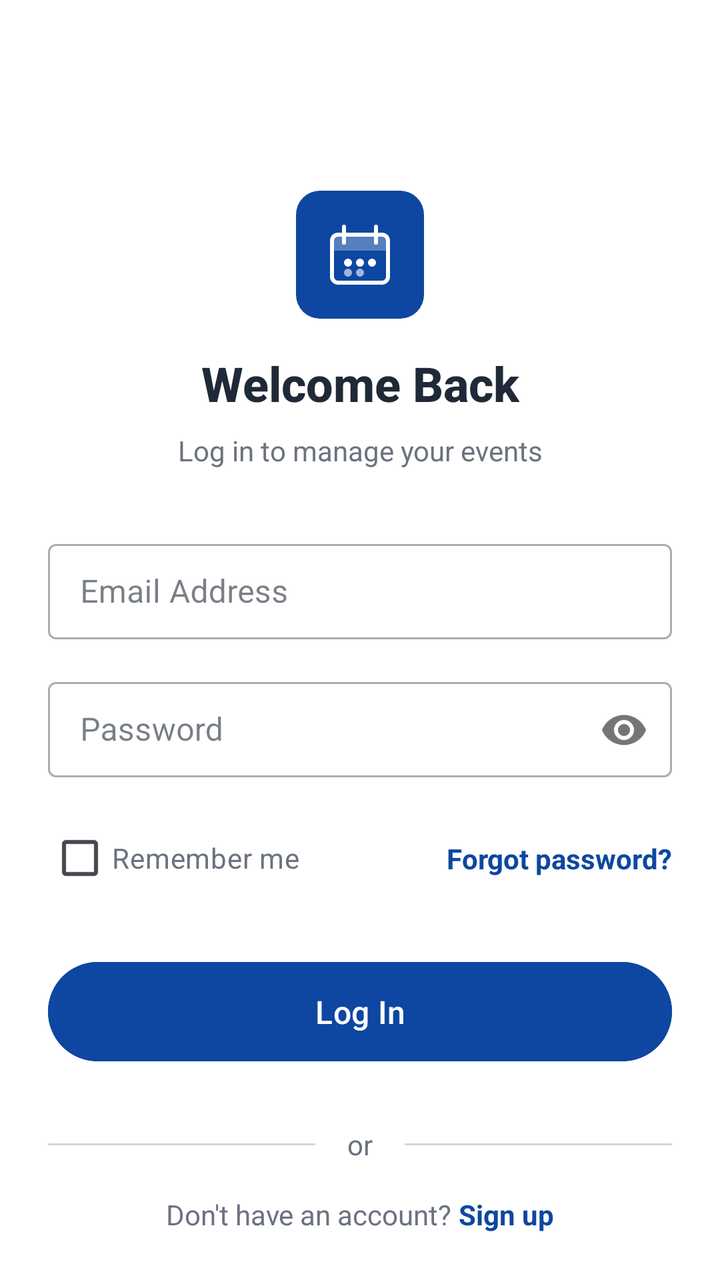
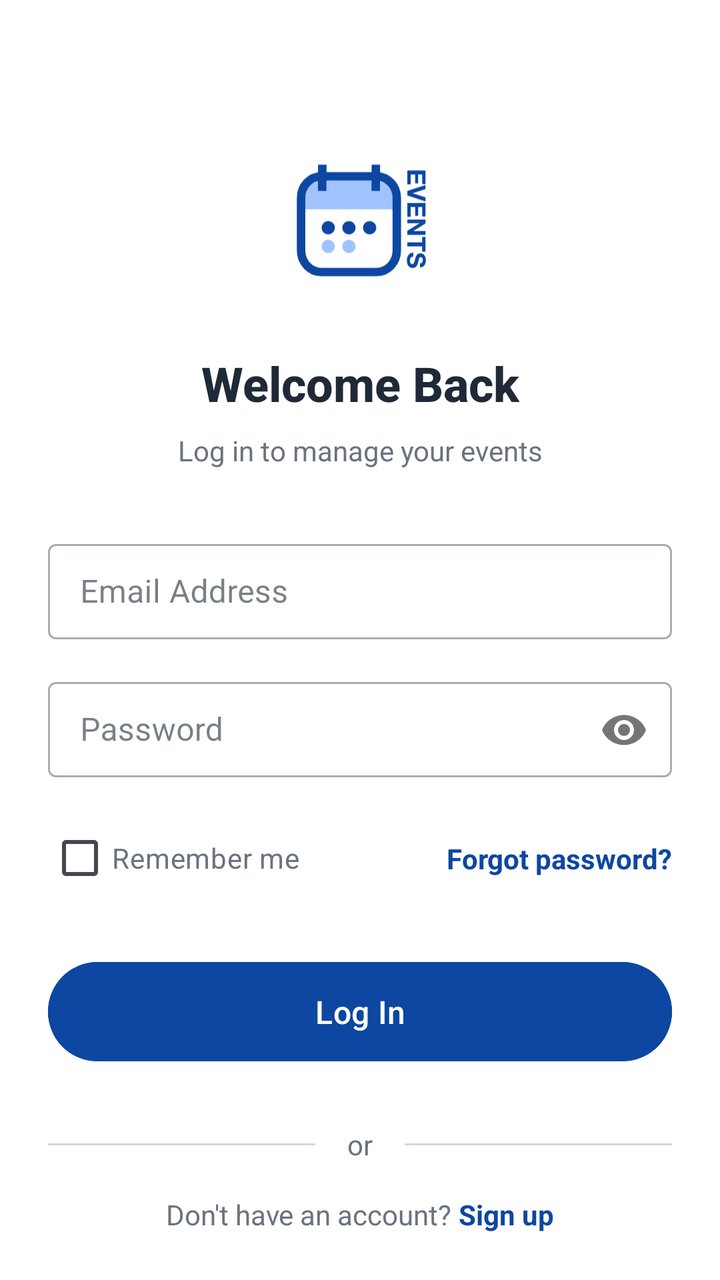

Screens rendered from an Android XML layout before and after an edit, with the pre-edit source and the edit as a unified diff.
<!-- AndroidManifest.xml: application theme Theme.Events -->
<!-- res/layout/activity_login.xml -->
<?xml version="1.0" encoding="utf-8"?>
<androidx.constraintlayout.widget.ConstraintLayout xmlns:android="http://schemas.android.com/apk/res/android"
    xmlns:app="http://schemas.android.com/apk/res-auto"
    xmlns:tools="http://schemas.android.com/tools"
    android:layout_width="match_parent"
    android:layout_height="match_parent"
    android:background="@android:color/white"
    android:padding="24dp"
    tools:context=".LoginActivity">

    
    <ImageView
        android:id="@+id/logoImageView"
        android:layout_width="64dp"
        android:layout_height="64dp"
        android:layout_marginBottom="16dp"
        android:background="@drawable/logo_background"
        android:padding="14dp"
        app:layout_constraintBottom_toTopOf="@+id/titleTextView"
        app:layout_constraintEnd_toEndOf="parent"
        app:layout_constraintStart_toStartOf="parent"
        app:srcCompat="@drawable/ic_final_events_logo"
        app:tint="@android:color/white"
        android:contentDescription="App Logo" />

    
    <TextView
        android:id="@+id/titleTextView"
        android:layout_width="wrap_content"
        android:layout_height="wrap_content"
        android:layout_marginBottom="8dp"
        android:fontFamily="sans-serif-medium"
        android:text="Welcome Back"
        android:textColor="#1F2937"
        android:textSize="24sp"
        android:textStyle="bold"
        app:layout_constraintBottom_toTopOf="@+id/subtitleTextView"
        app:layout_constraintEnd_toEndOf="parent"
        app:layout_constraintStart_toStartOf="parent" />

    
    <TextView
        android:id="@+id/subtitleTextView"
        android:layout_width="wrap_content"
        android:layout_height="wrap_content"
        android:layout_marginBottom="32dp"
        android:text="Log in to manage your events"
        android:textColor="#6B7280"
        android:textSize="14sp"
        app:layout_constraintBottom_toTopOf="@+id/emailInputLayout"
        app:layout_constraintEnd_toEndOf="parent"
        app:layout_constraintStart_toStartOf="parent" />

    
    <com.google.android.material.textfield.TextInputLayout
        android:id="@+id/emailInputLayout"
        style="@style/Widget.MaterialComponents.TextInputLayout.OutlinedBox.Dense"
        android:layout_width="0dp"
        android:layout_height="wrap_content"
        android:hint="Email Address"
        app:layout_constraintBottom_toBottomOf="parent"
        app:layout_constraintEnd_toEndOf="parent"
        app:layout_constraintStart_toStartOf="parent"
        app:layout_constraintTop_toTopOf="parent"
        app:layout_constraintVertical_bias="0.45">

        <com.google.android.material.textfield.TextInputEditText
            android:id="@+id/emailEditText"
            android:layout_width="match_parent"
            android:layout_height="wrap_content"
            android:importantForAutofill="no"
            android:inputType="textVisiblePassword|textNoSuggestions"
            tools:ignore="LabelFor" />
        

    </com.google.android.material.textfield.TextInputLayout>

    
    <com.google.android.material.textfield.TextInputLayout
        android:id="@+id/passwordInputLayout"
        style="@style/Widget.MaterialComponents.TextInputLayout.OutlinedBox.Dense"
        android:layout_width="0dp"
        android:layout_height="wrap_content"
        android:layout_marginTop="16dp"
        android:hint="Password"
        app:layout_constraintEnd_toEndOf="parent"
        app:layout_constraintStart_toStartOf="parent"
        app:layout_constraintTop_toBottomOf="@+id/emailInputLayout"
        app:passwordToggleEnabled="true">

        <com.google.android.material.textfield.TextInputEditText
            android:id="@+id/passwordEditText"
            android:layout_width="match_parent"
            android:layout_height="wrap_content"
            android:inputType="textPassword"
            tools:ignore="LabelFor" />

    </com.google.android.material.textfield.TextInputLayout>

    
    <CheckBox
        android:id="@+id/rememberMeCheckBox"
        android:layout_width="wrap_content"
        android:layout_height="wrap_content"
        android:layout_marginTop="16dp"
        android:text="Remember me"
        android:textColor="#6B7280"
        app:layout_constraintStart_toStartOf="parent"
        app:layout_constraintTop_toBottomOf="@+id/passwordInputLayout" />

    
    <TextView
        android:id="@+id/forgotPasswordTextView"
        android:layout_width="wrap_content"
        android:layout_height="wrap_content"
        android:text="Forgot password?"
        android:textColor="@color/app_primary_blue"
        android:textStyle="bold"
        app:layout_constraintBottom_toBottomOf="@+id/rememberMeCheckBox"
        app:layout_constraintEnd_toEndOf="parent"
        app:layout_constraintTop_toTopOf="@+id/rememberMeCheckBox" />

    
    <Button
        android:id="@+id/loginButton"
        android:layout_width="0dp"
        android:layout_height="wrap_content"
        android:layout_marginTop="24dp"
        android:backgroundTint="@color/app_primary_blue"
        android:paddingTop="14dp"
        android:paddingBottom="14dp"
        android:text="Log In"
        android:textAllCaps="false"
        android:textColor="@android:color/white"
        android:textSize="16sp"
        app:cornerRadius="28dp"
        app:layout_constraintEnd_toEndOf="parent"
        app:layout_constraintStart_toStartOf="parent"
        app:layout_constraintTop_toBottomOf="@+id/rememberMeCheckBox" />

    
    <ProgressBar
        android:id="@+id/progressBar"
        style="?android:attr/progressBarStyle"
        android:layout_width="wrap_content"
        android:layout_height="wrap_content"
        android:elevation="8dp"
        android:indeterminateTint="@color/white"
        android:visibility="gone"
        app:layout_constraintBottom_toBottomOf="@+id/loginButton"
        app:layout_constraintEnd_toEndOf="@+id/loginButton"
        app:layout_constraintStart_toStartOf="@+id/loginButton"
        app:layout_constraintTop_toTopOf="@+id/loginButton"
        tools:visibility="visible" />

    
    <TextView
        android:id="@+id/dividerTextView"
        android:layout_width="wrap_content"
        android:layout_height="wrap_content"
        android:layout_marginTop="28dp"
        android:text="or"
        android:textColor="#6B7280"
        app:layout_constraintEnd_toEndOf="parent"
        app:layout_constraintStart_toStartOf="parent"
        app:layout_constraintTop_toBottomOf="@+id/loginButton" />
    <View
        android:layout_width="0dp"
        android:layout_height="1dp"
        android:layout_marginEnd="16dp"
        android:background="#D1D5DB"
        app:layout_constraintBottom_toBottomOf="@+id/dividerTextView"
        app:layout_constraintEnd_toStartOf="@+id/dividerTextView"
        app:layout_constraintStart_toStartOf="parent"
        app:layout_constraintTop_toTopOf="@+id/dividerTextView" />
    <View
        android:layout_width="0dp"
        android:layout_height="1dp"
        android:layout_marginStart="16dp"
        android:background="#D1D5DB"
        app:layout_constraintBottom_toBottomOf="@+id/dividerTextView"
        app:layout_constraintEnd_toEndOf="parent"
        app:layout_constraintStart_toEndOf="@+id/dividerTextView"
        app:layout_constraintTop_toTopOf="@+id/dividerTextView" />


    
    <LinearLayout
        android:id="@+id/signupLayout"
        android:layout_width="wrap_content"
        android:layout_height="wrap_content"
        android:layout_marginTop="16dp"
        android:orientation="horizontal"
        app:layout_constraintEnd_toEndOf="parent"
        app:layout_constraintStart_toStartOf="parent"
        app:layout_constraintTop_toBottomOf="@id/dividerTextView">

        <TextView
            android:id="@+id/signupPromptTextView"
            android:layout_width="wrap_content"
            android:layout_height="wrap_content"
            android:text="Don't have an account? "
            android:textColor="#6B7280"
            android:textSize="14sp" />

        <TextView
            android:id="@+id/signupActionTextView"
            android:layout_width="wrap_content"
            android:layout_height="wrap_content"
            android:text="Sign up"
            android:textColor="@color/app_primary_blue"
            android:textSize="14sp"
            android:textStyle="bold" />

    </LinearLayout>

</androidx.constraintlayout.widget.ConstraintLayout>
<!-- resources referenced by this layout -->
<resources>
  <color name="app_primary_blue">#0d47a1</color>
  <color name="white">#FFFFFFFF</color>
  <!-- drawable ic_final_events_logo (drawable) -->
  <vector xmlns:android="http://schemas.android.com/apk/res/android"
      android:width="24dp"
      android:height="24dp"
      android:viewportWidth="36"
      android:viewportHeight="36">
  
      
      <path
          android:strokeWidth="2"
          android:strokeColor="#FFFFFFFF"
          android:pathData="M7,8 L29,8 A3,3 0 0,1 32,11 L32,29 A3,3 0 0,1 29,32 L7,32 A3,3 0 0,1 4,29 L4,11 A3,3 0 0,1 7,8Z" />
  
      
      <path
          android:fillColor="#4DFFFFFF"
          android:pathData="M4,8h28v8h-28z" />
  
      
      <path
          android:strokeWidth="2"
          android:strokeLineCap="round"
          android:strokeColor="#FFFFFFFF"
          android:pathData="M10,4L10,12" />
      <path
          android:strokeWidth="2"
          android:strokeLineCap="round"
          android:strokeColor="#FFFFFFFF"
          android:pathData="M26,4L26,12" />
  
      
      <path
          android:fillColor="#FFFFFFFF"
          android:pathData="M12,22m-2,0a2,2 0,1 1,4 0a2,2 0,1 1,-4 0" />
      <path
          android:fillColor="#FFFFFFFF"
          android:pathData="M18,22m-2,0a2,2 0,1 1,4 0a2,2 0,1 1,-4 0" />
      <path
          android:fillColor="#FFFFFFFF"
          android:pathData="M24,22m-2,0a2,2 0,1 1,4 0a2,2 0,1 1,-4 0" />
  
      
      <path
          android:fillColor="#99FFFFFF"
          android:pathData="M12,27m-2,0a2,2 0,1 1,4 0a2,2 0,1 1,-4 0" />
      <path
          android:fillColor="#99FFFFFF"
          android:pathData="M18,27m-2,0a2,2 0,1 1,4 0a2,2 0,1 1,-4 0" />
  </vector>
  <!-- drawable logo_background (drawable) -->
  <shape xmlns:android="http://schemas.android.com/apk/res/android"
      android:shape="rectangle">
      <solid android:color="@color/app_primary_blue" />
      <corners android:radius="12dp" />
  </shape>
  <style name="Theme.Events" parent="Base.Theme.Events" />
  <style name="Base.Theme.Events" parent="Theme.Material3.Light.NoActionBar">
          
          <item name="colorPrimary">@color/app_primary_blue</item>
          <item name="colorPrimaryVariant">@color/app_primary_dark_blue</item>
          <item name="colorOnPrimary">@color/white</item>
  
          
          <item name="colorSecondary">@color/app_primary_blue</item>
          <item name="colorSecondaryVariant">@color/app_primary_dark_blue</item>
          <item name="colorOnSecondary">@color/white</item>
  
          
          <item name="android:colorBackground">@color/app_background</item>
          <item name="colorSurface">@color/white</item>
          <item name="colorOnSurface">@color/app_text_primary</item>
  
          
          <item name="colorError">@color/app_danger</item>
          <item name="colorOnError">@color/white</item>
  
          
          <item name="android:statusBarColor">@android:color/transparent</item>
          <item name="android:navigationBarColor">@android:color/transparent</item>
  
          
          <item name="materialButtonStyle">@style/Widget.App.Button</item>
      </style>
  <color name="app_primary_dark_blue">#002171</color>
  <color name="app_background">#f8f9fa</color>
  <color name="app_text_primary">#1F2937</color>
  <color name="app_danger">#DC2626</color>
  <style name="Widget.App.Button" parent="Widget.Material3.Button">
          <item name="backgroundTint">@color/app_primary_blue</item>
          <item name="android:textColor">@color/white</item>
      </style>
</resources>

<!-- the commit's change to res/layout/activity_login.xml (unified diff, before → after) -->
@@ -11,8 +11,8 @@
     
     <ImageView
         android:id="@+id/logoImageView"
-        android:layout_width="64dp"
-        android:layout_height="64dp"
+        android:layout_width="100dp"
+        android:layout_height="100dp"
         android:layout_marginBottom="16dp"
         android:background="@drawable/logo_background"
         android:padding="14dp"
@@ -20,7 +20,6 @@
         app:layout_constraintEnd_toEndOf="parent"
         app:layout_constraintStart_toStartOf="parent"
         app:srcCompat="@drawable/ic_final_events_logo"
-        app:tint="@android:color/white"
         android:contentDescription="App Logo" />
 
     
<!-- resource entries referenced after the edit -->
@@ -2,62 +2,15 @@
 <resources>
   <color name="app_primary_blue">#0d47a1</color>
   <color name="white">#FFFFFFFF</color>
-  <!-- drawable ic_final_events_logo (drawable) -->
-  <vector xmlns:android="http://schemas.android.com/apk/res/android"
-      android:width="24dp"
-      android:height="24dp"
-      android:viewportWidth="36"
-      android:viewportHeight="36">
-  
-      
-      <path
-          android:strokeWidth="2"
-          android:strokeColor="#FFFFFFFF"
-          android:pathData="M7,8 L29,8 A3,3 0 0,1 32,11 L32,29 A3,3 0 0,1 29,32 L7,32 A3,3 0 0,1 4,29 L4,11 A3,3 0 0,1 7,8Z" />
-  
-      
-      <path
-          android:fillColor="#4DFFFFFF"
-          android:pathData="M4,8h28v8h-28z" />
-  
-      
-      <path
-          android:strokeWidth="2"
-          android:strokeLineCap="round"
-          android:strokeColor="#FFFFFFFF"
-          android:pathData="M10,4L10,12" />
-      <path
-          android:strokeWidth="2"
-          android:strokeLineCap="round"
-          android:strokeColor="#FFFFFFFF"
-          android:pathData="M26,4L26,12" />
-  
-      
-      <path
-          android:fillColor="#FFFFFFFF"
-          android:pathData="M12,22m-2,0a2,2 0,1 1,4 0a2,2 0,1 1,-4 0" />
-      <path
-          android:fillColor="#FFFFFFFF"
-          android:pathData="M18,22m-2,0a2,2 0,1 1,4 0a2,2 0,1 1,-4 0" />
-      <path
-          android:fillColor="#FFFFFFFF"
-          android:pathData="M24,22m-2,0a2,2 0,1 1,4 0a2,2 0,1 1,-4 0" />
-  
-      
-      <path
-          android:fillColor="#99FFFFFF"
-          android:pathData="M12,27m-2,0a2,2 0,1 1,4 0a2,2 0,1 1,-4 0" />
-      <path
-          android:fillColor="#99FFFFFF"
-          android:pathData="M18,27m-2,0a2,2 0,1 1,4 0a2,2 0,1 1,-4 0" />
-  </vector>
+  <!-- drawable ic_final_events_logo: vector/xml drawable (drawable, 4453 chars, omitted) -->
   <!-- drawable logo_background (drawable) -->
   <shape xmlns:android="http://schemas.android.com/apk/res/android"
       android:shape="rectangle">
-      <solid android:color="@color/app_primary_blue" />
+      <solid android:color="@color/test" />
       <corners android:radius="12dp" />
   </shape>
   <style name="Theme.Events" parent="Base.Theme.Events" />
+  <color name="test">#FFFFFF</color>
   <style name="Base.Theme.Events" parent="Theme.Material3.Light.NoActionBar">
           
           <item name="colorPrimary">@color/app_primary_blue</item>
